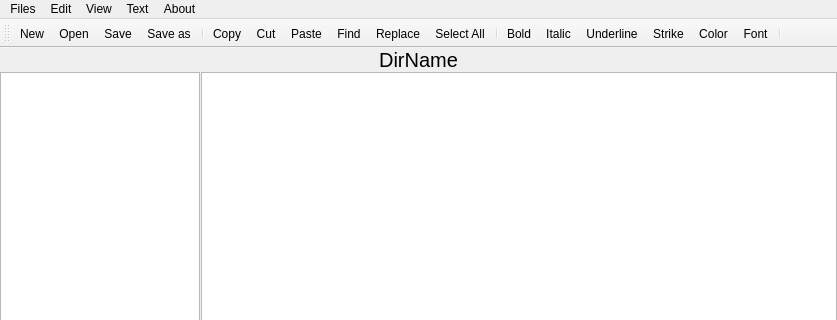
The window that mainwindow.ui (vorobeyka/TextEditor) describes before a commit, drawn with Qt 5; both pictures show x 0 to 837 and y 0 to 320 of the 837 by 614 pixel window.
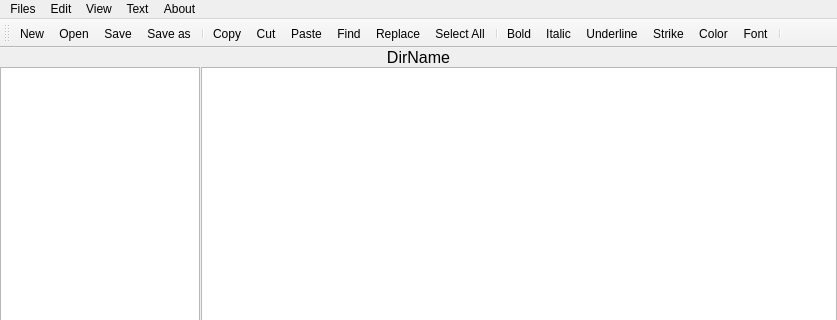
The same window after the commit. Icons and pictures are not drawn.

```diff
--- a/mainwindow.ui
+++ b/mainwindow.ui
@@ -40,7 +40,7 @@
      <widget class="QLabel" name="DirName">
       <property name="font">
        <font>
-        <pointsize>15</pointsize>
+        <pointsize>12</pointsize>
        </font>
       </property>
       <property name="text">
```
